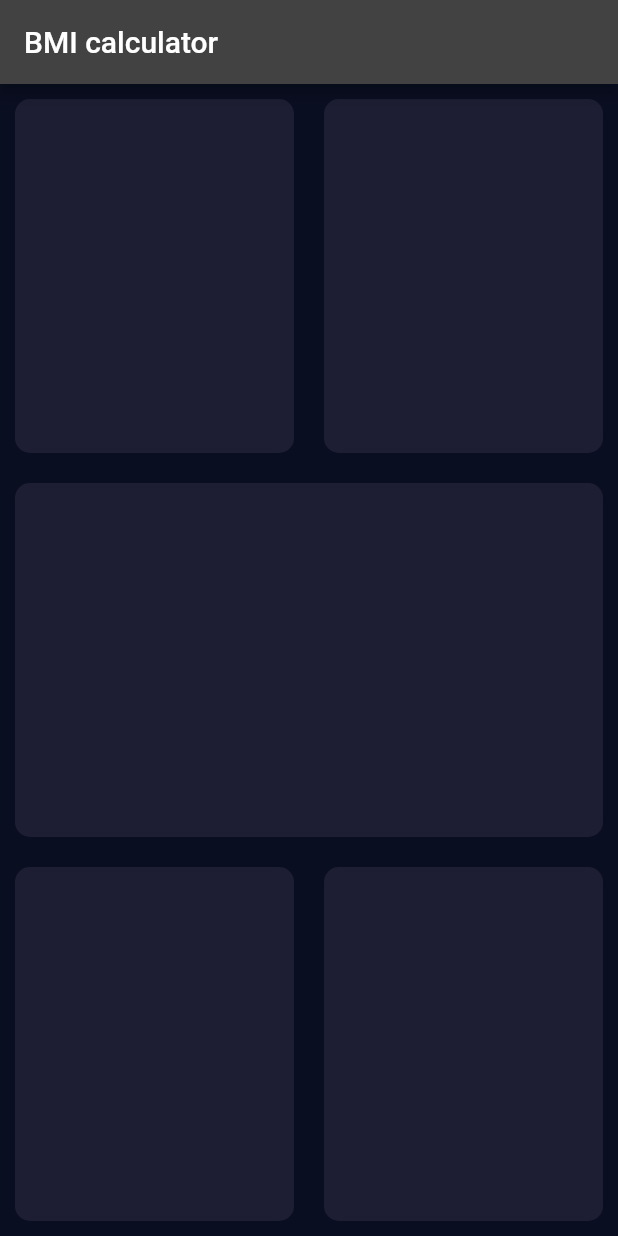
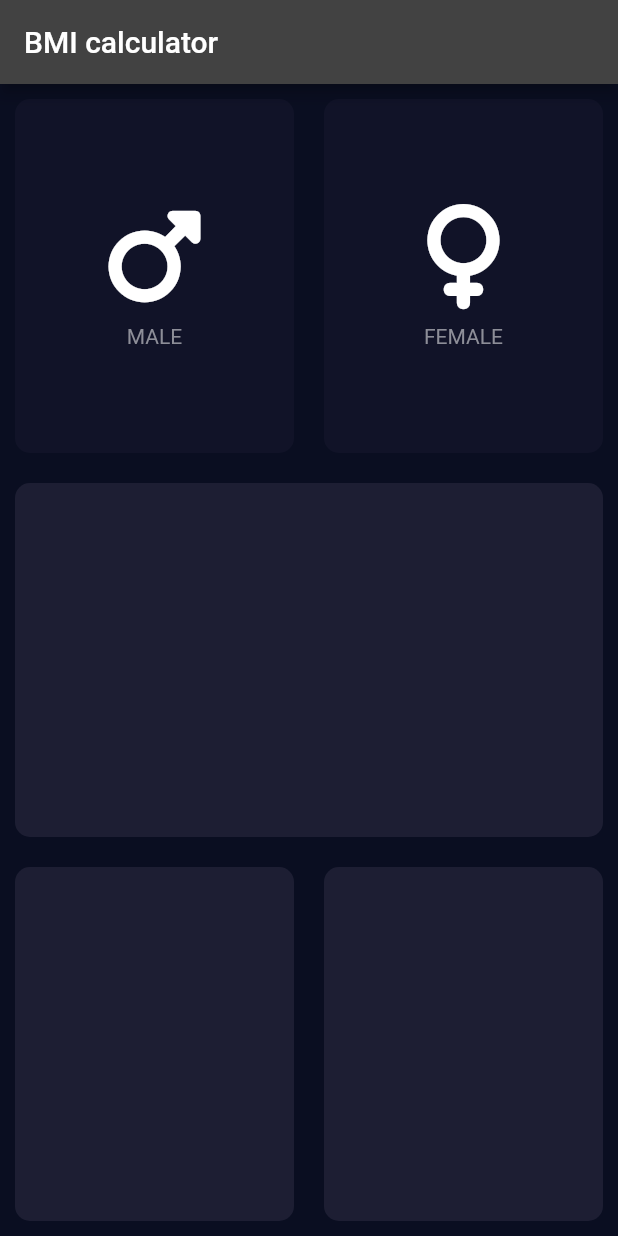
Before and after one commit to Dhiraj1424/aa, a Flutter app: the screen it shows after launch, on a phone screen of 412 x 824 dp. Run offline on Flutter 3.47's test engine with Material 2 defaults, Android fonts, the phone set to English and light mode, and no system bars; our stand-ins replace font_awesome_flutter.

Commit message:
void is used

```diff
--- /dev/null
+++ b/lib/componets/icon_content.dart
@@ -0,0 +1,35 @@
+
+import 'package:flutter/material.dart';
+
+const labelTextStyle=TextStyle(
+          color: Color(0xFF8D8E98));
+
+
+class IconContent extends StatelessWidget {
+  const IconContent({
+    Key? key,required this.iconText,required this.icon
+  }) : super(key: key);
+  final String iconText;
+  final IconData icon;
+
+  @override
+  Widget build(BuildContext context) {
+    return Column(
+      mainAxisAlignment: MainAxisAlignment.center,
+      children: [
+        Icon(icon,
+        size: 70,
+        ),
+        const SizedBox(
+          height: 10,
+        ),
+        Text(iconText,
+        style:labelTextStyle,
+        ),
+
+
+
+      ],
+    );
+  }
+}
--- /dev/null
+++ b/lib/componets/reusable_container.dart
@@ -0,0 +1,19 @@
+import 'package:flutter/material.dart';
+class ReusableContainer extends StatelessWidget {
+  const ReusableContainer({
+    Key? key,required this.cardColor, this.cardWidget
+  }) : super(key: key);
+  final Color cardColor;
+  final Widget? cardWidget;
+  @override
+  Widget build(BuildContext context) {
+    return Container(
+                  margin:const  EdgeInsets.all(10),
+                  child: cardWidget,
+                  decoration:BoxDecoration(
+      color: cardColor,
+
+      borderRadius: BorderRadius.all(Radius.circular(10))),
+                );
+  }
+}
--- a/lib/screens/input_page.dart
+++ b/lib/screens/input_page.dart
@@ -1,5 +1,10 @@
+import 'package:bmi_calculator/componets/icon_content.dart';
+import 'package:bmi_calculator/componets/reusable_container.dart';
 import 'package:flutter/material.dart';
-
+import 'package:font_awesome_flutter/font_awesome_flutter.dart';
+const myColor=Color(0xFF1D1E33);
+const activeCardColor=Color(0xFF1D1E33);
+  const inactivateCardColor=Color(0xFF111328);
 class InputPage extends StatefulWidget {
   const InputPage({Key? key, required this.title}) : super(key: key);
 
@@ -10,6 +15,31 @@ class InputPage extends StatefulWidget {
 }
 
 class _InputPageState extends State<InputPage> {
+
+Color maleCardColor=inactivateCardColor;
+Color femaleCardColor=inactivateCardColor;
+
+void updateColour(int gender){
+  if(gender ==1){
+    if(maleCardColor == inactivateCardColor){
+    maleCardColor=activeCardColor;
+    femaleCardColor=inactivateCardColor;
+  }
+  else{
+    maleCardColor=inactivateCardColor;
+  }
+  }
+ if(gender ==2){
+    if(femaleCardColor==inactivateCardColor){
+    femaleCardColor=activeCardColor;
+    maleCardColor=inactivateCardColor;
+  }
+  else{
+    femaleCardColor=inactivateCardColor;
+  }
+  }
+}
+
   @override
   Widget build(BuildContext context) {
     return Scaffold(
@@ -22,16 +52,40 @@ class _InputPageState extends State<InputPage> {
                 child: Row(
               children: [
                 Expanded(
-                   child: ReusableContainer(
-                     cardColor: Color(0xFF1D1E33),
+                   child: GestureDetector(
+                      onTap: () {
+          setState(() {
+            updateColour(1);
+            print('1 is print');
+          });
+        },
+                     child: ReusableContainer(
+                       cardColor:maleCardColor ,
+                       cardWidget: IconContent(
+                         icon: FontAwesomeIcons.mars,
+                         iconText: 'MALE',
+                       ),
+                     ),
                    )),
-                Expanded(child: ReusableContainer(
-                  cardColor: Color(0xFF1D1E33),
+                Expanded(child: GestureDetector(
+                   onTap: () {
+          setState(() {
+            updateColour(2);
+            print('1 is print');
+          });
+        },
+                  child: ReusableContainer(
+                    cardColor: femaleCardColor,
+                    cardWidget: IconContent(
+                      icon: FontAwesomeIcons.venus,
+                      iconText: 'FEMALE',
+                    ),
+                  ),
                 )),
               ],
             )),
             Expanded(child: ReusableContainer(
-              cardColor: Color(0xFF1D1E33),
+              cardColor: activeCardColor
             )),
 
                Expanded(
@@ -40,31 +94,12 @@ class _InputPageState extends State<InputPage> {
                 Expanded(
 
                     child: ReusableContainer(
-                      cardColor: Color(0xFF1D1E33),
+                      cardColor: activeCardColor
                     )),
-                Expanded(child: ReusableContainer(cardColor: Color(0xFF1D1E33),)),
+                Expanded(child: ReusableContainer(cardColor: activeCardColor,)),
               ],
             )),
           ],
         ));
   }
 }
-
-class ReusableContainer extends StatelessWidget {
-  const ReusableContainer({
-    Key? key,required this.cardColor, this.cardWidget
-  }) : super(key: key);
-  final Color cardColor;
-  final Widget? cardWidget;
-  @override
-  Widget build(BuildContext context) {
-    return Container(
-                  margin:const  EdgeInsets.all(10),
-                  child: cardWidget,
-                  decoration:BoxDecoration(
-      color: cardColor,
-
-      borderRadius: BorderRadius.all(Radius.circular(10))),
-                );
-  }
-}
--- a/pubspec.yaml
+++ b/pubspec.yaml
@@ -29,6 +29,7 @@ environment:
 dependencies:
   flutter:
     sdk: flutter
+  font_awesome_flutter: ^10.1.0
 
 
   # The following adds the Cupertino Icons font to your application.
```
Also changed, not shown: pubspec.lock.
